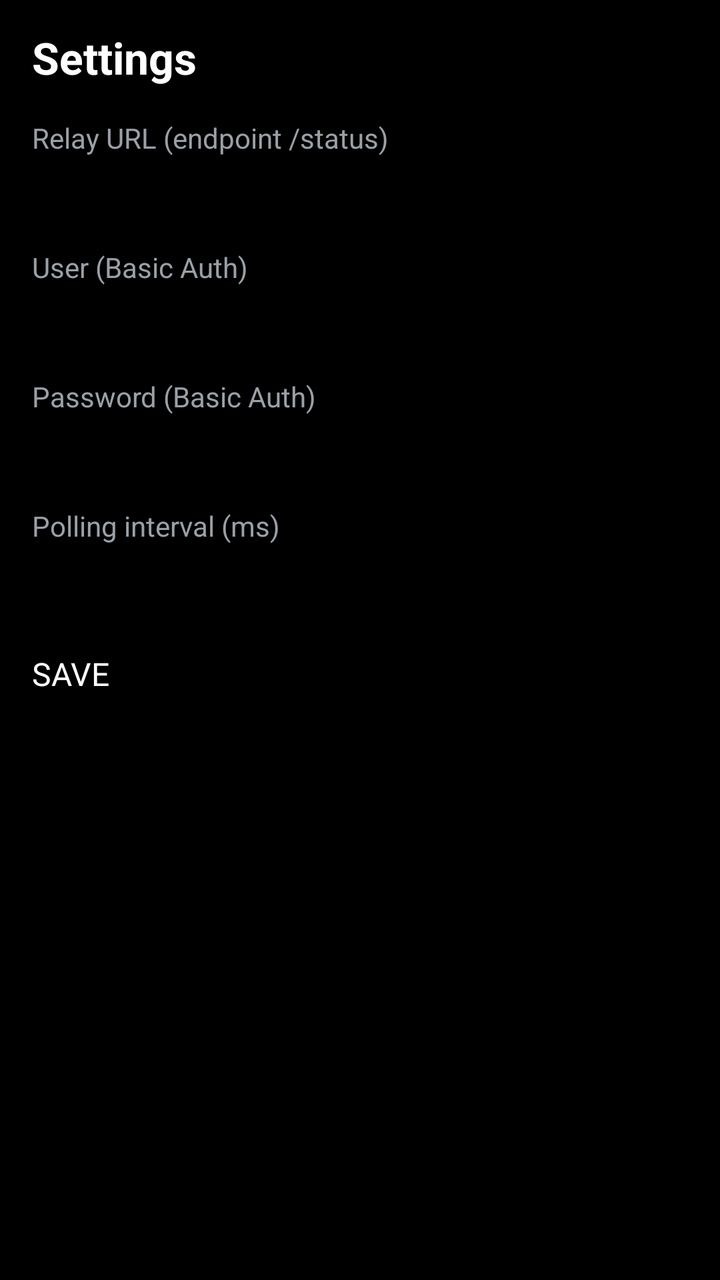
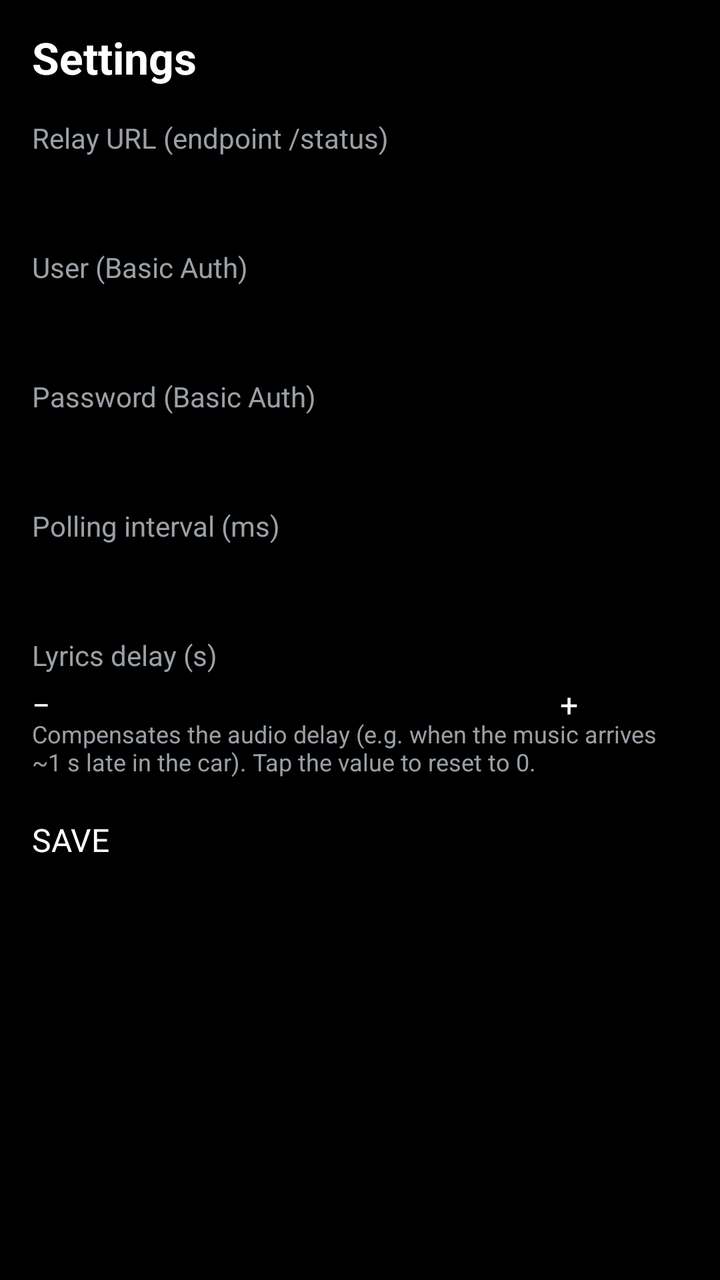

Screens rendered from an Android XML layout before and after an edit, with the pre-edit source and the edit as a unified diff.
<!-- AndroidManifest.xml: activity theme AppTheme -->
<!-- res/layout/activity_settings.xml -->
<?xml version="1.0" encoding="utf-8"?>
<ScrollView xmlns:android="http://schemas.android.com/apk/res/android"
    android:layout_width="match_parent"
    android:layout_height="match_parent"
    android:background="@color/bg"
    android:fillViewport="true">

    <LinearLayout
        android:layout_width="match_parent"
        android:layout_height="wrap_content"
        android:orientation="vertical"
        android:paddingLeft="16dp"
        android:paddingRight="16dp"
        android:paddingTop="14dp"
        android:paddingBottom="14dp">

        <TextView
            android:layout_width="wrap_content"
            android:layout_height="wrap_content"
            android:text="@string/settings_title"
            android:textColor="@color/title"
            android:textSize="22sp"
            android:textStyle="bold" />

        <TextView
            android:layout_width="wrap_content"
            android:layout_height="wrap_content"
            android:layout_marginTop="16dp"
            android:text="@string/settings_url"
            android:textColor="@color/subtitle"
            android:textSize="14sp" />

        <EditText
            android:id="@+id/setUrl"
            android:layout_width="match_parent"
            android:layout_height="wrap_content"
            android:paddingTop="6dp"
            android:paddingBottom="6dp" />

        <TextView
            android:layout_width="wrap_content"
            android:layout_height="wrap_content"
            android:layout_marginTop="12dp"
            android:text="@string/settings_user"
            android:textColor="@color/subtitle"
            android:textSize="14sp" />

        <EditText
            android:id="@+id/setUser"
            android:layout_width="match_parent"
            android:layout_height="wrap_content"
            android:paddingTop="6dp"
            android:paddingBottom="6dp" />

        <TextView
            android:layout_width="wrap_content"
            android:layout_height="wrap_content"
            android:layout_marginTop="12dp"
            android:text="@string/settings_pass"
            android:textColor="@color/subtitle"
            android:textSize="14sp" />

        <EditText
            android:id="@+id/setPass"
            android:layout_width="match_parent"
            android:layout_height="wrap_content"
            android:paddingTop="6dp"
            android:paddingBottom="6dp" />

        <TextView
            android:layout_width="wrap_content"
            android:layout_height="wrap_content"
            android:layout_marginTop="12dp"
            android:text="@string/settings_poll"
            android:textColor="@color/subtitle"
            android:textSize="14sp" />

        <EditText
            android:id="@+id/setPoll"
            android:layout_width="match_parent"
            android:layout_height="wrap_content"
            android:paddingTop="6dp"
            android:paddingBottom="6dp" />

        <Button
            android:id="@+id/btnSave"
            android:layout_width="wrap_content"
            android:layout_height="wrap_content"
            android:layout_marginTop="20dp"
            android:text="@string/settings_save" />
    </LinearLayout>
</ScrollView>
<!-- resources referenced by this layout -->
<resources>
  <color name="bg">#FF000000</color>
  <color name="subtitle">#FF9AA0A6</color>
  <color name="title">#FFFFFFFF</color>
  <string name="settings_pass">Password (Basic Auth)</string>
  <string name="settings_poll">Polling interval (ms)</string>
  <string name="settings_save">SAVE</string>
  <string name="settings_title">Settings</string>
  <string name="settings_url">Relay URL (endpoint /status)</string>
  <string name="settings_user">User (Basic Auth)</string>
  <style name="AppTheme" parent="android:Theme.Black.NoTitleBar">
          <item name="android:windowNoTitle">true</item>
          <item name="android:windowBackground">@color/bg</item>
          <item name="android:colorBackground">@color/bg</item>
      </style>
</resources>

<!-- the commit's change to res/layout/activity_settings.xml (unified diff, before → after) -->
@@ -82,6 +82,50 @@
             android:paddingTop="6dp"
             android:paddingBottom="6dp" />
 
+        <TextView
+            android:layout_width="wrap_content"
+            android:layout_height="wrap_content"
+            android:layout_marginTop="12dp"
+            android:text="@string/settings_delay"
+            android:textColor="@color/subtitle"
+            android:textSize="14sp" />
+
+        <LinearLayout
+            android:layout_width="match_parent"
+            android:layout_height="wrap_content"
+            android:orientation="horizontal">
+
+            <Button
+                android:id="@+id/btnDelayMinus"
+                android:layout_width="64dp"
+                android:layout_height="wrap_content"
+                android:text="\u2212" />
+
+            <TextView
+                android:id="@+id/delayValue"
+                android:layout_width="0dp"
+                android:layout_height="match_parent"
+                android:layout_weight="1"
+                android:clickable="true"
+                android:gravity="center"
+                android:textColor="@color/title"
+                android:textSize="20sp"
+                android:textStyle="bold" />
+
+            <Button
+                android:id="@+id/btnDelayPlus"
+                android:layout_width="64dp"
+                android:layout_height="wrap_content"
+                android:text="+" />
+        </LinearLayout>
+
+        <TextView
+            android:layout_width="match_parent"
+            android:layout_height="wrap_content"
+            android:text="@string/settings_delay_hint"
+            android:textColor="@color/subtitle"
+            android:textSize="12sp" />
+
         <Button
             android:id="@+id/btnSave"
             android:layout_width="wrap_content"
<!-- resource entries referenced after the edit -->
@@ -3,6 +3,8 @@
   <color name="bg">#FF000000</color>
   <color name="subtitle">#FF9AA0A6</color>
   <color name="title">#FFFFFFFF</color>
+  <string name="settings_delay">Lyrics delay (s)</string>
+  <string name="settings_delay_hint">Compensates the audio delay (e.g. when the music arrives ~1 s late in the car). Tap the value to reset to 0.</string>
   <string name="settings_pass">Password (Basic Auth)</string>
   <string name="settings_poll">Polling interval (ms)</string>
   <string name="settings_save">SAVE</string>
